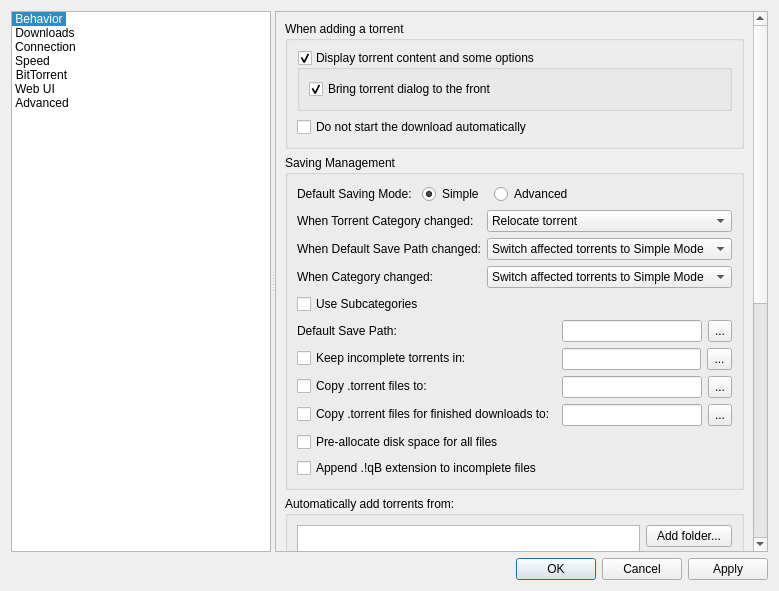
First picture: the form in src/gui/options.ui, repository qbittorrent/qBittorrent, before the edit.
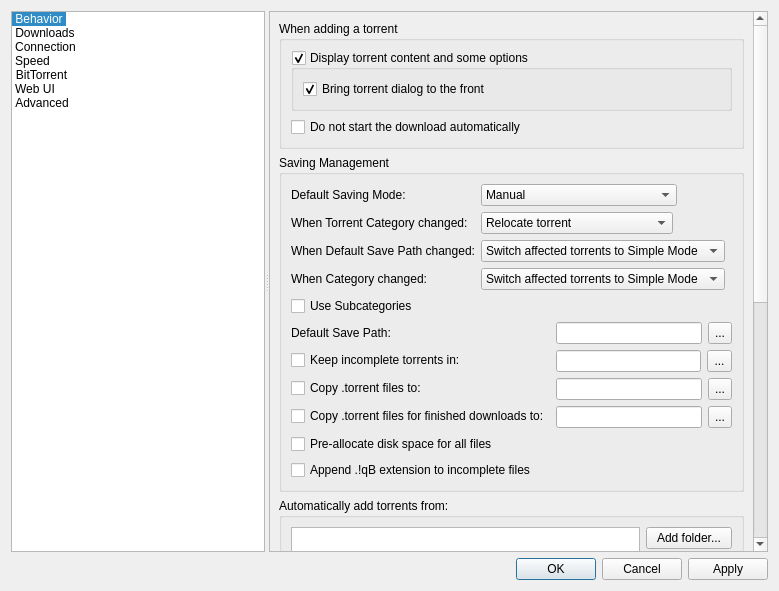
Second picture: the form after the edit. The open tabs and pages were chosen to show the change. Icons and pictures are not drawn.

Commit message: implement suggestions. will be squashed before merging.

What changed in the file:
```diff
--- a/src/gui/options.ui
+++ b/src/gui/options.ui
@@ -670,8 +670,8 @@
             <rect>
              <x>0</x>
              <y>0</y>
-             <width>464</width>
-             <height>920</height>
+             <width>470</width>
+             <height>926</height>
             </rect>
            </property>
            <layout class="QVBoxLayout" name="verticalLayout">
@@ -734,127 +734,169 @@
                <string>Saving Management</string>
               </property>
               <layout class="QVBoxLayout" name="verticalLayout_25">
-               <item>
-                <layout class="QHBoxLayout" name="horizontalLayout_70">
-                 <property name="spacing">
-                  <number>10</number>
-                 </property>
-                 <item>
-                  <widget class="QLabel" name="label_40">
-                   <property name="text">
-                    <string>Default Saving Mode:</string>
-                   </property>
-                  </widget>
-                 </item>
-                 <item>
-                  <widget class="QRadioButton" name="radioBtnSimpleMode">
-                   <property name="text">
-                    <string>Simple</string>
-                   </property>
-                   <property name="checked">
-                    <bool>true</bool>
-                   </property>
-                   <attribute name="buttonGroup">
-                    <string notr="true">buttonGroup_2</string>
-                   </attribute>
-                  </widget>
-                 </item>
-                 <item>
-                  <widget class="QRadioButton" name="radioBtnAdvancedMode">
-                   <property name="text">
-                    <string>Advanced</string>
-                   </property>
-                   <attribute name="buttonGroup">
-                    <string notr="true">buttonGroup_2</string>
-                   </attribute>
-                  </widget>
-                 </item>
-                 <item>
-                  <spacer name="horizontalSpacer_160">
-                   <property name="orientation">
-                    <enum>Qt::Horizontal</enum>
-                   </property>
-                   <property name="sizeHint" stdset="0">
-                    <size>
-                     <width>40</width>
-                     <height>20</height>
-                    </size>
-                   </property>
-                  </spacer>
-                 </item>
-                </layout>
-               </item>
                <item>
                 <layout class="QFormLayout" name="formLayout_6">
-                 <item row="0" column="0">
+                 <item row="1" column="0">
                   <widget class="QLabel" name="labelTorrentCategoryChanged">
                    <property name="text">
                     <string>When Torrent Category changed:</string>
                    </property>
                   </widget>
                  </item>
-                 <item row="0" column="1">
-                  <widget class="QComboBox" name="comboTorrentCategoryChanged">
-                   <item>
-                    <property name="text">
-                     <string>Relocate torrent</string>
-                    </property>
-                   </item>
-                   <item>
-                    <property name="text">
-                     <string>Switch torrent to Simple Mode</string>
-                    </property>
-                   </item>
-                  </widget>
-                 </item>
-                 <item row="1" column="0">
+                 <item row="2" column="0">
                   <widget class="QLabel" name="labelCategoryDefaultPathChanged">
                    <property name="text">
                     <string>When Default Save Path changed:</string>
                    </property>
                   </widget>
                  </item>
-                 <item row="1" column="1">
-                  <widget class="QComboBox" name="comboCategoryDefaultPathChanged">
-                   <property name="currentIndex">
-                    <number>1</number>
-                   </property>
-                   <item>
-                    <property name="text">
-                     <string>Relocate affected torrents</string>
-                    </property>
-                   </item>
-                   <item>
-                    <property name="text">
-                     <string>Switch affected torrents to Simple Mode</string>
-                    </property>
-                   </item>
-                  </widget>
-                 </item>
-                 <item row="2" column="0">
+                 <item row="3" column="0">
                   <widget class="QLabel" name="labelCategoryChanged">
                    <property name="text">
                     <string>When Category changed:</string>
                    </property>
                   </widget>
                  </item>
+                 <item row="1" column="1">
+                  <layout class="QHBoxLayout" name="horizontalLayout_14">
+                   <item>
+                    <widget class="QComboBox" name="comboTorrentCategoryChanged">
+                     <item>
+                      <property name="text">
+                       <string>Relocate torrent</string>
+                      </property>
+                     </item>
+                     <item>
+                      <property name="text">
+                       <string>Switch torrent to Simple Mode</string>
+                      </property>
+                     </item>
+                    </widget>
+                   </item>
+                   <item>
+                    <spacer name="horizontalSpacer_17">
+                     <property name="orientation">
+                      <enum>Qt::Horizontal</enum>
+                     </property>
+                     <property name="sizeHint" stdset="0">
+                      <size>
+                       <width>40</width>
+                       <height>20</height>
+                      </size>
+                     </property>
+                    </spacer>
+                   </item>
+                  </layout>
+                 </item>
                  <item row="2" column="1">
-                  <widget class="QComboBox" name="comboCategoryChanged">
-                   <property name="currentIndex">
-                    <number>1</number>
+                  <layout class="QHBoxLayout" name="horizontalLayout_15">
+                   <item>
+                    <widget class="QComboBox" name="comboCategoryDefaultPathChanged">
+                     <property name="currentIndex">
+                      <number>1</number>
+                     </property>
+                     <item>
+                      <property name="text">
+                       <string>Relocate affected torrents</string>
+                      </property>
+                     </item>
+                     <item>
+                      <property name="text">
+                       <string>Switch affected torrents to Simple Mode</string>
+                      </property>
+                     </item>
+                    </widget>
+                   </item>
+                   <item>
+                    <spacer name="horizontalSpacer_18">
+                     <property name="orientation">
+                      <enum>Qt::Horizontal</enum>
+                     </property>
+                     <property name="sizeHint" stdset="0">
+                      <size>
+                       <width>40</width>
+                       <height>20</height>
+                      </size>
+                     </property>
+                    </spacer>
+                   </item>
+                  </layout>
+                 </item>
+                 <item row="3" column="1">
+                  <layout class="QHBoxLayout" name="horizontalLayout_17">
+                   <item>
+                    <widget class="QComboBox" name="comboCategoryChanged">
+                     <property name="currentIndex">
+                      <number>1</number>
+                     </property>
+                     <item>
+                      <property name="text">
+                       <string>Relocate affected torrents</string>
+                      </property>
+                     </item>
+                     <item>
+                      <property name="text">
+                       <string>Switch affected torrents to Simple Mode</string>
+                      </property>
+                     </item>
+                    </widget>
+                   </item>
+                   <item>
+                    <spacer name="horizontalSpacer_19">
+                     <property name="orientation">
+                      <enum>Qt::Horizontal</enum>
+                     </property>
+                     <property name="sizeHint" stdset="0">
+                      <size>
+                       <width>40</width>
+                       <height>20</height>
+                      </size>
+                     </property>
+                    </spacer>
+                   </item>
+                  </layout>
+                 </item>
+                 <item row="0" column="0">
+                  <widget class="QLabel" name="label_40">
+                   <property name="text">
+                    <string>Default Saving Mode:</string>
                    </property>
-                   <item>
-                    <property name="text">
-                     <string>Relocate affected torrents</string>
-                    </property>
-                   </item>
-                   <item>
-                    <property name="text">
-                     <string>Switch affected torrents to Simple Mode</string>
-                    </property>
-                   </item>
                   </widget>
                  </item>
+                 <item row="0" column="1">
+                  <layout class="QHBoxLayout" name="horizontalLayout_70">
+                   <property name="spacing">
+                    <number>10</number>
+                   </property>
+                   <item>
+                    <widget class="QComboBox" name="comboSavingMode">
+                     <item>
+                      <property name="text">
+                       <string>Manual</string>
+                      </property>
+                     </item>
+                     <item>
+                      <property name="text">
+                       <string>Automatic (based on category)</string>
+                      </property>
+                     </item>
+                    </widget>
+                   </item>
+                   <item>
+                    <spacer name="horizontalSpacer_160">
+                     <property name="orientation">
+                      <enum>Qt::Horizontal</enum>
+                     </property>
+                     <property name="sizeHint" stdset="0">
+                      <size>
+                       <width>40</width>
+                       <height>20</height>
+                      </size>
+                     </property>
+                    </spacer>
+                   </item>
+                  </layout>
+                 </item>
                 </layout>
                </item>
                <item>
```
Left out of the diff: 5 changed lines with no effect on the pictures. The commit also changes 1 other file.
